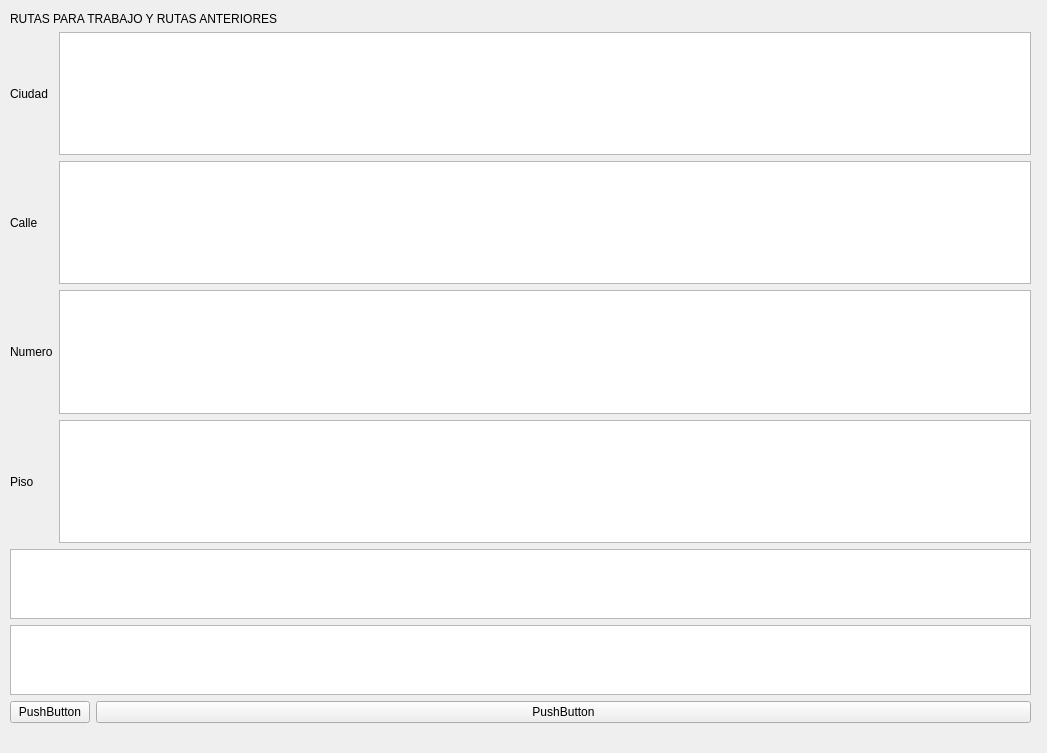
Qt form diproject.ui (brunoulis/projectoDiBrunoLuisVazquezPais) before a commit.
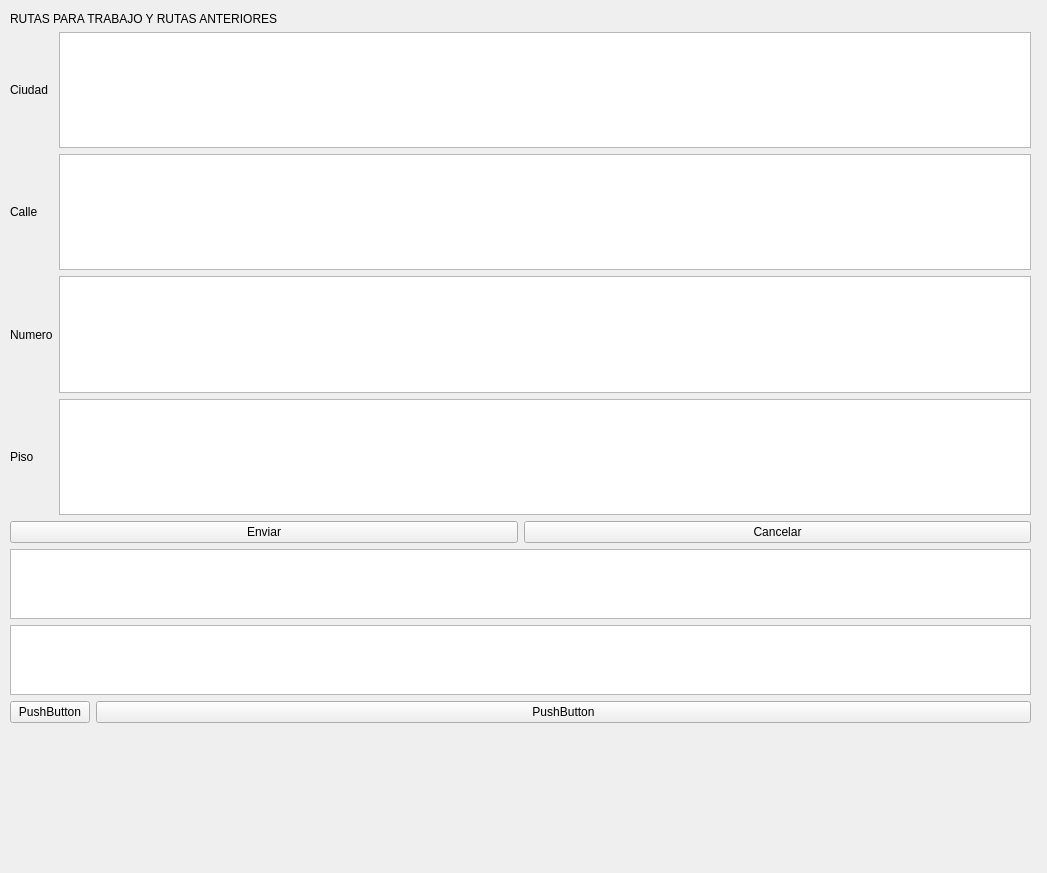
The same form after that commit.

The edit to the form file:
```diff
--- a/diproject.ui
+++ b/diproject.ui
@@ -7,7 +7,7 @@
     <x>0</x>
     <y>0</y>
     <width>1047</width>
-    <height>753</height>
+    <height>873</height>
    </rect>
   </property>
   <property name="windowTitle">
@@ -88,6 +88,24 @@
       </item>
      </layout>
     </item>
+    <item>
+     <layout class="QHBoxLayout" name="horizontalLayout_2">
+      <item>
+       <widget class="QPushButton" name="pushButton_3">
+        <property name="text">
+         <string>Enviar</string>
+        </property>
+       </widget>
+      </item>
+      <item>
+       <widget class="QPushButton" name="pushButton_4">
+        <property name="text">
+         <string>Cancelar</string>
+        </property>
+       </widget>
+      </item>
+     </layout>
+    </item>
     <item>
      <widget class="QListView" name="listView_2"/>
     </item>
```
